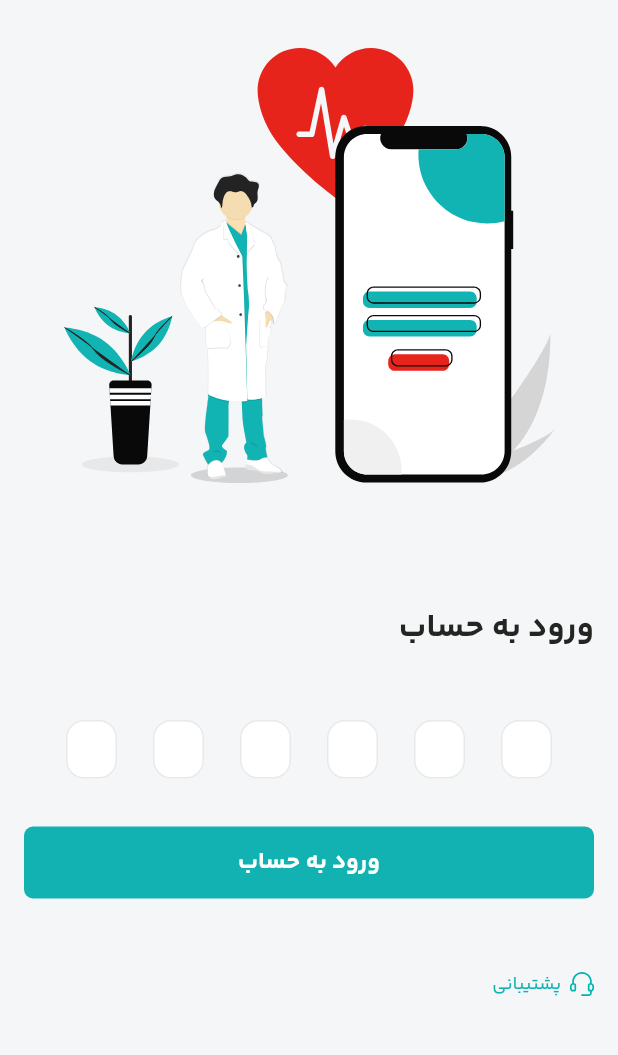
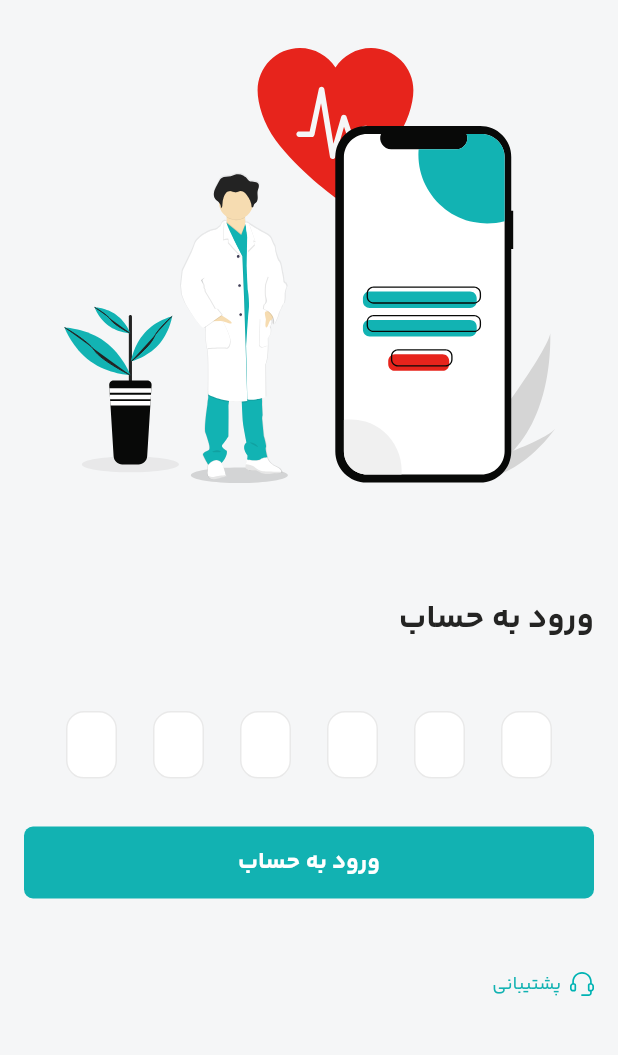
Before and after one commit to mohsenghorbanipour/Ateba-app, a Flutter app: the screen it shows after launch, after a tap on "دریافت کد", on a phone screen of 412 x 824 dp, the part 72-1127 px from its top. Run offline on Flutter 3.47's test engine with Material 2 defaults, Android fonts, the phone set to English and light mode, and no system bars; drawn by our look-alikes of pinput; our stand-ins replace cached_network_image, carousel_slider, chewie, connectivity_plus, cookie_jar, dio and 15 more; accounts and stored records are empty; network calls fail.

Commit message:
[REF] refactoring

```diff
--- a/lib/core/components/pinput_component.dart
+++ b/lib/core/components/pinput_component.dart
@@ -42,8 +42,8 @@ class PinPutComponent extends StatelessWidget {
 
             defaultPinTheme: PinTheme(
               margin: const EdgeInsets.symmetric(horizontal: 8),
-              height: 39,
-              width: 47,
+              height: 45,
+              width: 50,
               constraints: const BoxConstraints(maxWidth: 47, minWidth: 47),
               textStyle: TextStyle(
                 fontSize: 20,
@@ -57,8 +57,8 @@ class PinPutComponent extends StatelessWidget {
             ),
             submittedPinTheme: PinTheme(
               margin: const EdgeInsets.symmetric(horizontal: 8),
-              height: 39,
-              width: 47,
+              height: 45,
+              width: 50,
               textStyle: TextStyle(
                 fontSize: 20,
                 color: ColorPalette.of(context).primary,
@@ -75,8 +75,8 @@ class PinPutComponent extends StatelessWidget {
             ),
             focusedPinTheme: PinTheme(
               margin: const EdgeInsets.symmetric(horizontal: 8),
-              height: 39,
-              width: 47,
+              height: 45,
+              width: 50,
               textStyle: TextStyle(
                 fontSize: 20,
                 color: ColorPalette.of(context).error,
@@ -93,8 +93,8 @@ class PinPutComponent extends StatelessWidget {
             ),
             followingPinTheme: PinTheme(
               margin: const EdgeInsets.symmetric(horizontal: 8),
-              height: 39,
-              width: 47,
+              height: 45,
+              width: 50,
               textStyle: TextStyle(
                 fontSize: 20,
                 color: ColorPalette.of(context).error,
@@ -111,8 +111,8 @@ class PinPutComponent extends StatelessWidget {
             ),
             disabledPinTheme: PinTheme(
               margin: const EdgeInsets.symmetric(horizontal: 8),
-              height: 39,
-              width: 47,
+              height: 45,
+              width: 50,
               textStyle: TextStyle(
                 fontSize: 20,
                 color: ColorPalette.of(context).error,
@@ -129,8 +129,8 @@ class PinPutComponent extends StatelessWidget {
             ),
             errorPinTheme: PinTheme(
               margin: const EdgeInsets.symmetric(horizontal: 8),
-              height: 39,
-              width: 47,
+              height: 45,
+              width: 50,
               textStyle: TextStyle(
                 fontSize: 20,
                 color: ColorPalette.of(context).error,
--- a/lib/core/network/network_helper.dart
+++ b/lib/core/network/network_helper.dart
@@ -21,7 +21,7 @@ class NetworkHelper {
         validateStatus: (status) => status! < 500,
         headers: {
           'Authorization':
-              'Bearer 6|ateba_token_LlO0VxGswZ3UWYXDHDmkZd3oYtsYBvwNIfMw9sgl08dad2d6',
+              'Bearer 1|ateba_token_3oWj0zoqcQYtk12z8NSJo2ehEhYAT5PJGA3i33eW10278cad',
           'Accept': 'application/json'
         }),
   );
--- a/lib/core/router/ateba_router.dart
+++ b/lib/core/router/ateba_router.dart
@@ -81,6 +81,24 @@ class AtebaRouter {
             pageBuilder: (state) => CourseDetailsPage(
               slug: state.pathParameters['slug'] as String,
             ),
+            routes: [
+              _routeFade(
+                path: Routes.tutorialsDetails,
+                name: Routes.tutorialsDetails,
+                pageBuilder: (state) => TutorialDetailsPage(
+                  slug: state.pathParameters['link'] as String,
+                ),
+                // routes: [
+                //   _routeFade(
+                //     path: Routes.videoPalyer,
+                //     name: Routes.videoPalyer,
+                //     pageBuilder: (state) => VideoPlayerPage(
+                //       controller: state.extra as VideoPlayerController,
+                //     ),
+                //   )
+                // ],
+              ),
+            ],
           ),
           _routeFade(
             path: Routes.packageDetails,
--- a/lib/core/router/routes.dart
+++ b/lib/core/router/routes.dart
@@ -6,7 +6,7 @@ class Routes {
   static const String main = '/';
   static const String courseDetails = 'course/:slug';
   static const String tutorialDetails = 'tutorial/:slug';
+  static const String tutorialsDetails = 'tutorials/:link';
   static const String packageDetails = 'package/:slug';
   static const String videoPalyer = 'player';
-
 }
--- a/lib/modules/course details/ui/page/course_details_page.dart
+++ b/lib/modules/course details/ui/page/course_details_page.dart
@@ -214,7 +214,9 @@ class CourseDetailsPage extends StatelessWidget {
                         [
                           if (context.select<CourseDetailsBloc, bool>(
                               (bloc) => bloc.tabState == TabState.lessons))
-                            const LessonsWidget()
+                            LessonsWidget(
+                              slug: slug,
+                            )
                           else if (context.select<CourseDetailsBloc, bool>(
                               (bloc) => bloc.tabState == TabState.descriptions))
                             const DescriptionWidget()
```
Also changed, not shown: lib/modules/course details/bloc/course_details_bloc.dart (+42 -4 lines), lib/modules/course details/data/remote/course_details_remote_provider.dart (+31 -0 lines), lib/modules/course details/ui/widgets/comments_widget.dart (+13 -1 lines), lib/modules/course details/ui/widgets/course_toturials_card.dart (+16 -1 lines), lib/modules/course details/ui/widgets/lessons_widget.dart (+7 -1 lines), 2 other files.
